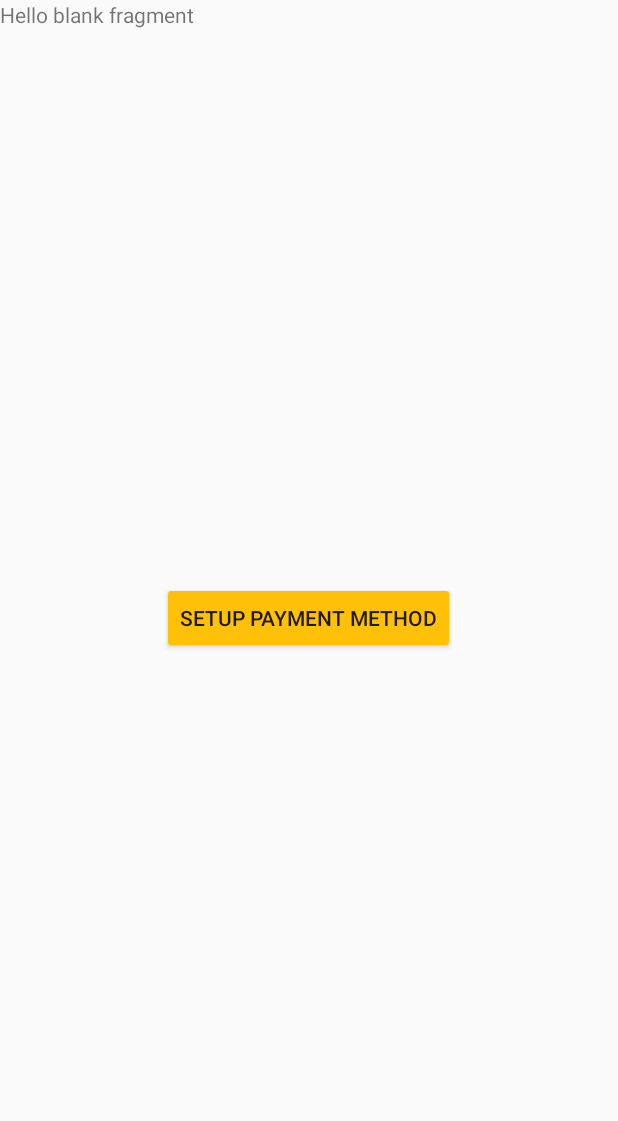
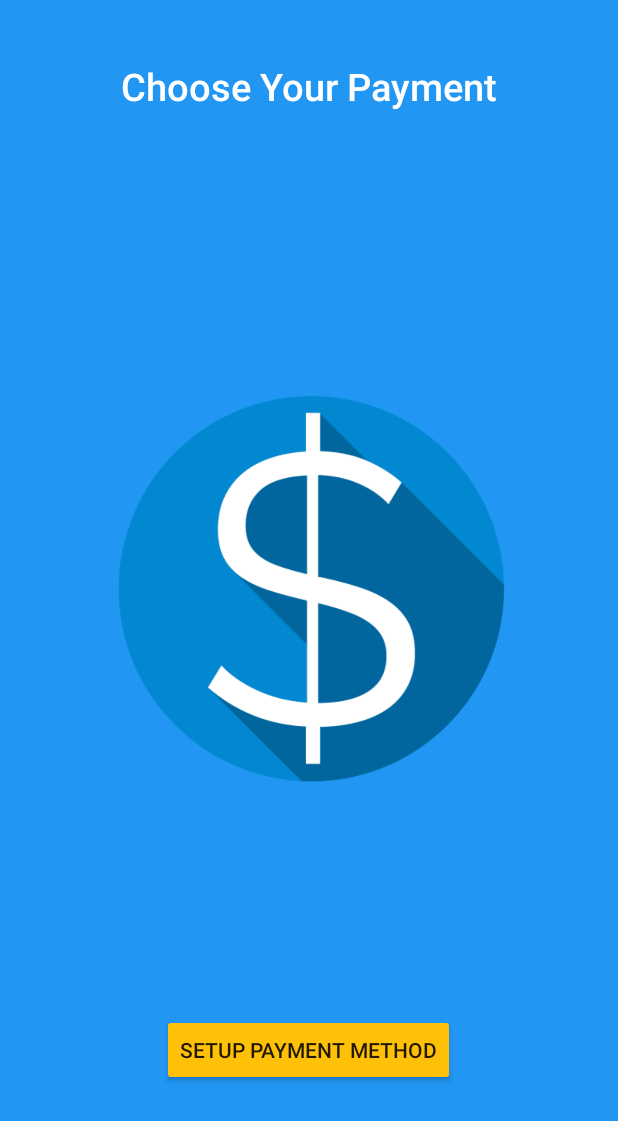
Before and after one commit to NavjotPanesar/rysr, an Android app: the layout fragment_payment_setup.xml on its own in the app's theme, with its tools: preview values and no code run, on a phone screen of 412 x 824 dp. Shown: the top 1121 px of the screen. Run offline under Robolectric (Android 15) with nearby library versions, the phone set to English and light mode, and no system bars.

Commit message:
Add payment icon

```diff
--- a/android/app/src/main/res/layout/fragment_payment_setup.xml
+++ b/android/app/src/main/res/layout/fragment_payment_setup.xml
@@ -1,16 +1,45 @@
 <FrameLayout xmlns:android="http://schemas.android.com/apk/res/android"
     xmlns:tools="http://schemas.android.com/tools" android:layout_width="match_parent"
-    android:layout_height="match_parent" tools:context="co.rysr.rysr.intro.PaymentSetupFragment">
+    android:layout_height="match_parent" tools:context="co.rysr.rysr.intro.PaymentSetupFragment"
+    android:background="@color/primary">
 
     <!-- TODO: Update blank fragment layout -->
-    <TextView android:layout_width="match_parent" android:layout_height="match_parent"
-        android:text="@string/hello_blank_fragment" />
+
+    <TextView
+        android:layout_width="match_parent"
+        android:layout_height="wrap_content"
+        android:text="Choose Your Payment"
+        android:id="@+id/textView2"
+        android:layout_alignParentTop="true"
+        android:layout_centerHorizontal="true"
+        android:fontFamily="sans-serif-light"
+        android:focusableInTouchMode="false"
+        android:textStyle="bold"
+        android:textSize="25dp"
+        android:textColor="#FFFFFF"
+        android:layout_gravity="center_horizontal|top"
+        android:gravity="center_horizontal"
+        android:paddingTop="40dp"
+        android:paddingLeft="10dp"
+        android:paddingRight="10dp"
+        android:paddingBottom="20dp" />
 
     <Button
         android:layout_width="wrap_content"
         android:layout_height="wrap_content"
         android:text="Setup Payment Method"
         android:id="@+id/button"
-        android:layout_gravity="center" />
+        android:layout_gravity="center_horizontal|bottom"
+        android:layout_marginBottom="100dp" />
+
+    <ImageView
+        android:layout_width="wrap_content"
+        android:layout_height="wrap_content"
+        android:id="@+id/imageView"
+        android:layout_gravity="center"
+        android:src="@drawable/ic_payment"
+        android:adjustViewBounds="true"
+        android:layout_margin="50dp"
+        android:paddingBottom="40dp" />
 
 </FrameLayout>
```
Also changed, not shown: android/app/src/main/res/drawable-mdpi/ic_payment.png (added).
